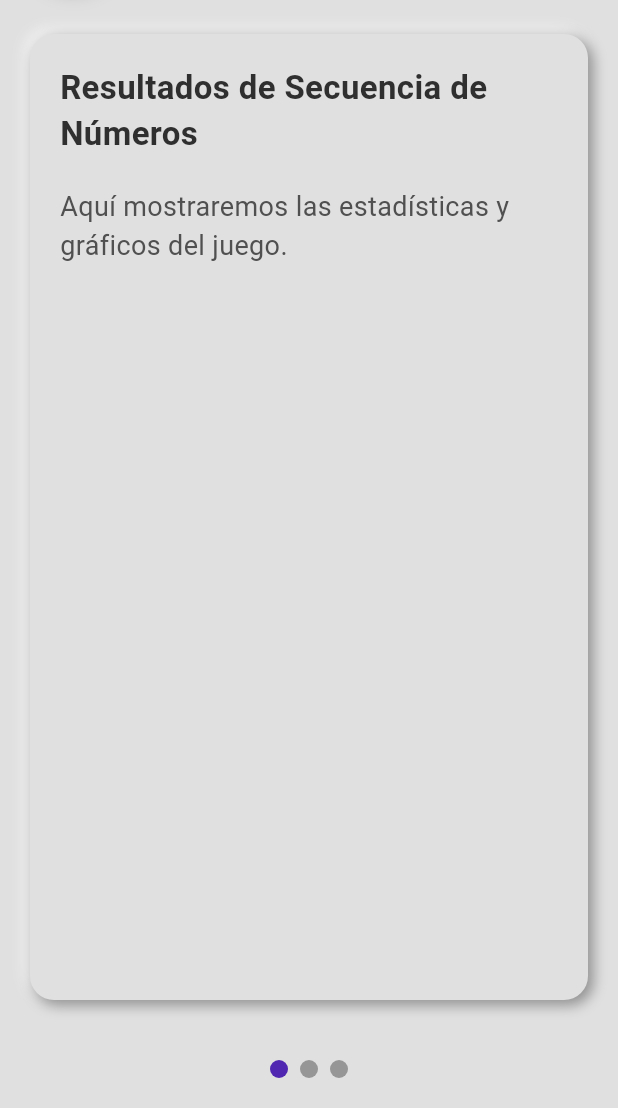
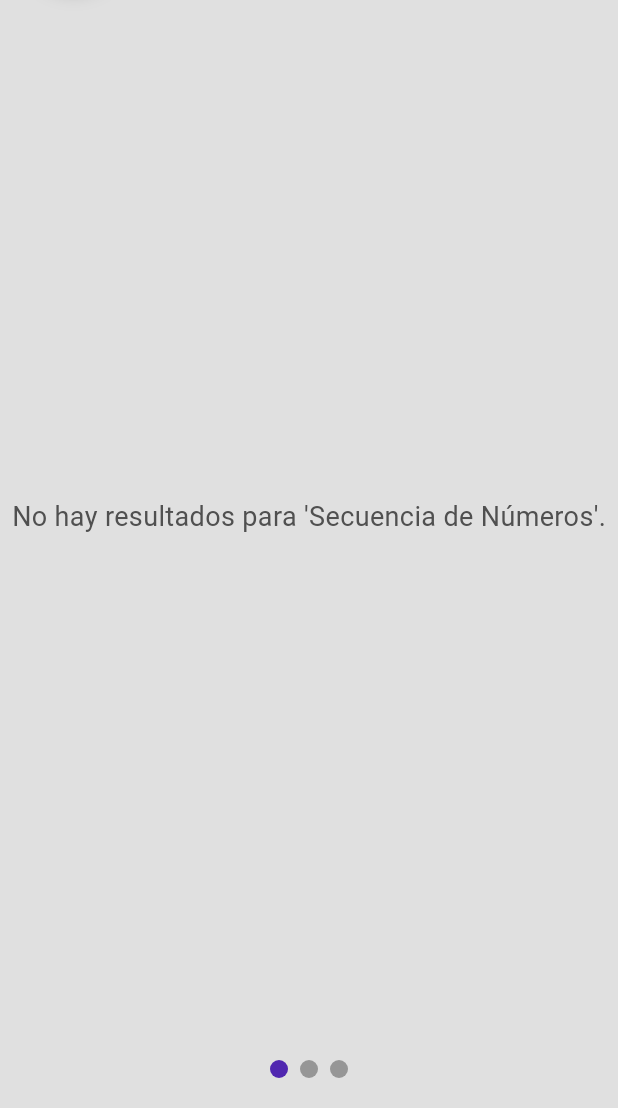
Before and after one commit to jojoji54/Cognitify, a Flutter app: the MemoryResultsScreen screen opened directly, on a phone screen of 412 x 824 dp, the part 128-1236 px from its top. Run offline on Flutter 3.47's test engine with Material 3 defaults, Android fonts, the phone set to English and light mode, and no system bars; drawn by our look-alikes of page_view_dot_indicator; our stand-ins replace dashed_circular_progress_bar, flutter_neumorphic_plus, hive, hive_flutter, lottie, shared_preferences; missing offline and left inert: flutter_animator; accounts and stored records are empty.

Commit message:
creando el diseño de resultados 2

```diff
--- /dev/null
+++ b/lib/screens/home/result/memory/games/memory_sequence_results.dart
@@ -0,0 +1,107 @@
+// lib/screens/results/games/memory_sequence_results.dart
+import 'package:flutter_neumorphic_plus/flutter_neumorphic.dart';
+import 'package:hive/hive.dart';
+import 'package:cognitify/models/test_result.dart';
+
+class MemorySequenceResults extends StatelessWidget {
+  const MemorySequenceResults({Key? key}) : super(key: key);
+
+  Future<List<TestResult>> _loadResults() async {
+    final resultsBox = await Hive.openBox<TestResult>('resultsBox');
+    return resultsBox.values
+        .where((r) => r.testName == "Secuencia de Números")
+        .toList();
+  }
+
+  @override
+  Widget build(BuildContext context) {
+    return FutureBuilder<List<TestResult>>(
+      future: _loadResults(),
+      builder: (context, snapshot) {
+        if (snapshot.connectionState == ConnectionState.waiting) {
+          return const Center(child: CircularProgressIndicator());
+        }
+
+        final results = snapshot.data ?? [];
+        if (results.isEmpty) {
+          return const Center(
+            child: Text(
+              "No hay resultados para 'Secuencia de Números'.",
+              style: TextStyle(
+                fontSize: 18,
+                color: Color.fromARGB(255, 80, 80, 80),
+              ),
+            ),
+          );
+        }
+
+        return Padding(
+          padding: const EdgeInsets.all(20),
+          child: Neumorphic(
+            style: NeumorphicStyle(
+              depth: 6,
+              boxShape: NeumorphicBoxShape.roundRect(BorderRadius.circular(16)),
+              color: NeumorphicTheme.baseColor(context),
+            ),
+            padding: const EdgeInsets.all(20),
+            child: Column(
+              crossAxisAlignment: CrossAxisAlignment.stretch,
+              children: [
+                const Text(
+                  "Resultados - Secuencia de Números",
+                  style: TextStyle(
+                    fontSize: 22,
+                    fontWeight: FontWeight.bold,
+                    color: Color.fromARGB(255, 47, 47, 47),
+                  ),
+                ),
+                const SizedBox(height: 20),
+                ...results.map((result) {
+                  return Padding(
+                    padding: const EdgeInsets.only(bottom: 15),
+                    child: Neumorphic(
+                      style: NeumorphicStyle(
+                        depth: -4,
+                        boxShape:
+                            NeumorphicBoxShape.roundRect(BorderRadius.circular(16)),
+                        color: NeumorphicTheme.baseColor(context),
+                      ),
+                      padding: const EdgeInsets.all(15),
+                      child: Column(
+                        crossAxisAlignment: CrossAxisAlignment.stretch,
+                        children: [
+                          Text(
+                            "Fecha: ${result.date}",
+                            style: const TextStyle(
+                              fontSize: 16,
+                              fontWeight: FontWeight.bold,
+                              color: Color.fromARGB(255, 47, 47, 47),
+                            ),
+                          ),
+                          Text(
+                            "Puntuación: ${result.scores.last.toStringAsFixed(2)}",
+                            style: const TextStyle(
+                              fontSize: 16,
+                              color: Color.fromARGB(255, 80, 80, 80),
+                            ),
+                          ),
+                          Text(
+                            "Duración: ${result.durations.last.inSeconds} segundos",
+                            style: const TextStyle(
+                              fontSize: 16,
+                              color: Color.fromARGB(255, 80, 80, 80),
+                            ),
+                          ),
+                        ],
+                      ),
+                    ),
+                  );
+                }).toList(),
+              ],
+            ),
+          ),
+        );
+      },
+    );
+  }
+}
--- a/lib/screens/home/result/memory_results_screen.dart
+++ b/lib/screens/home/result/memory/memory_results_screen.dart
@@ -2,6 +2,7 @@
 import 'package:flutter_neumorphic_plus/flutter_neumorphic.dart';
 import 'package:flutter/material.dart';
 import 'package:page_view_dot_indicator/page_view_dot_indicator.dart';
+import 'games/memory_sequence_results.dart';
 
 class MemoryResultsScreen extends StatefulWidget {
   const MemoryResultsScreen({Key? key}) : super(key: key);
@@ -42,49 +43,18 @@ class _MemoryResultsScreenState extends State<MemoryResultsScreen> {
       body: Column(
         children: [
           Expanded(
-            child: PageView.builder(
+            child: PageView(
               controller: _pageController,
               onPageChanged: (index) {
                 setState(() {
                   _currentPage = index;
                 });
               },
-              itemCount: memoryGames.length,
-              itemBuilder: (context, index) {
-                final game = memoryGames[index];
-                return Padding(
-                  padding: const EdgeInsets.all(20),
-                  child: Neumorphic(
-                    style: NeumorphicStyle(
-                      depth: 6,
-                      boxShape: NeumorphicBoxShape.roundRect(BorderRadius.circular(16)),
-                      color: NeumorphicTheme.baseColor(context),
-                    ),
-                    padding: const EdgeInsets.all(20),
-                    child: Column(
-                      crossAxisAlignment: CrossAxisAlignment.stretch,
-                      children: [
-                        Text(
-                          "Resultados de ${game['name']}",
-                          style: const TextStyle(
-                            fontSize: 22,
-                            fontWeight: FontWeight.bold,
-                            color: Color.fromARGB(255, 47, 47, 47),
-                          ),
-                        ),
-                        const SizedBox(height: 20),
-                        const Text(
-                          "Aquí mostraremos las estadísticas y gráficos del juego.",
-                          style: TextStyle(
-                            fontSize: 18,
-                            color: Color.fromARGB(255, 80, 80, 80),
-                          ),
-                        ),
-                      ],
-                    ),
-                  ),
-                );
-              },
+              children: const [
+                MemorySequenceResults(),
+                Center(child: Text("🃏 Resultados de Parejas de Cartas")),
+                Center(child: Text("🗺️ Resultados de Memoria Espacial")),
+              ],
             ),
           ),
           const SizedBox(height: 20),
```
